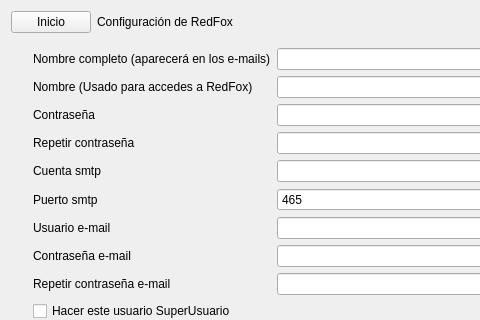
Before: the Qt Designer form RedFoX/Zona_Administrador/frmconfigmaya.ui in arcnexus/RedFoX, drawn with Qt 5; both pictures show x 0 to 480 and y 0 to 320 of the 877 by 475 pixel window.
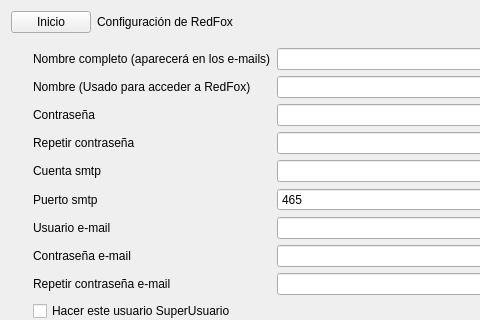
After: the same form once the commit is applied. The open tabs and pages were chosen to show the change. Icons and pictures are not drawn.

```diff
--- a/RedFoX/Zona_Administrador/frmconfigmaya.ui
+++ b/RedFoX/Zona_Administrador/frmconfigmaya.ui
@@ -510,7 +510,7 @@
        <item row="1" column="0">
         <widget class="QLabel" name="label_7">
          <property name="text">
-          <string>Nombre (Usado para accedes a RedFox)</string>
+          <string>Nombre (Usado para acceder a RedFox)</string>
          </property>
         </widget>
        </item>
```
